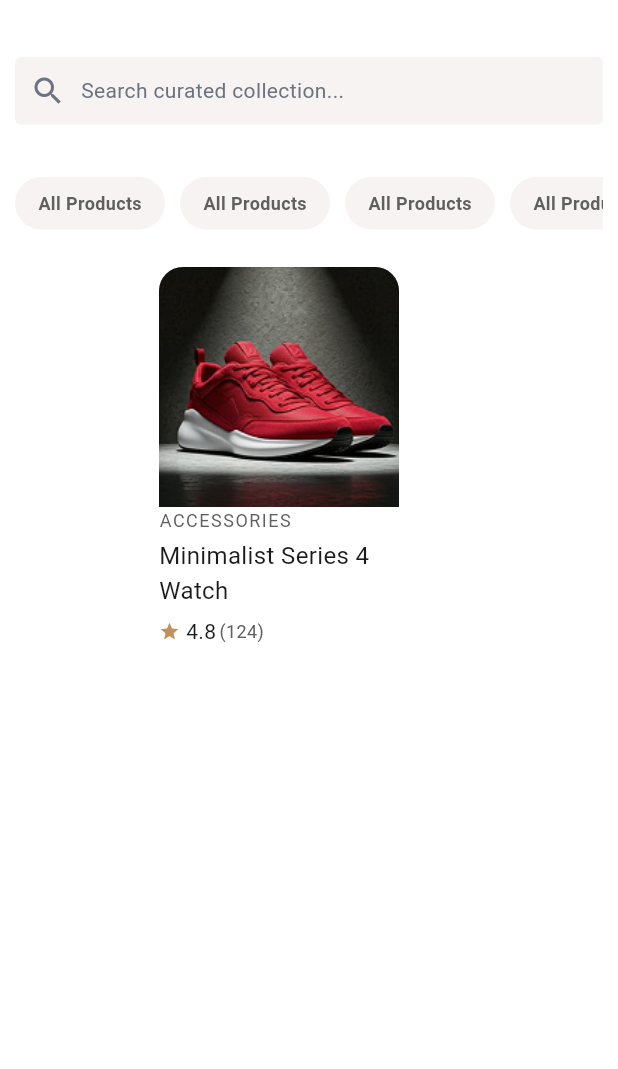
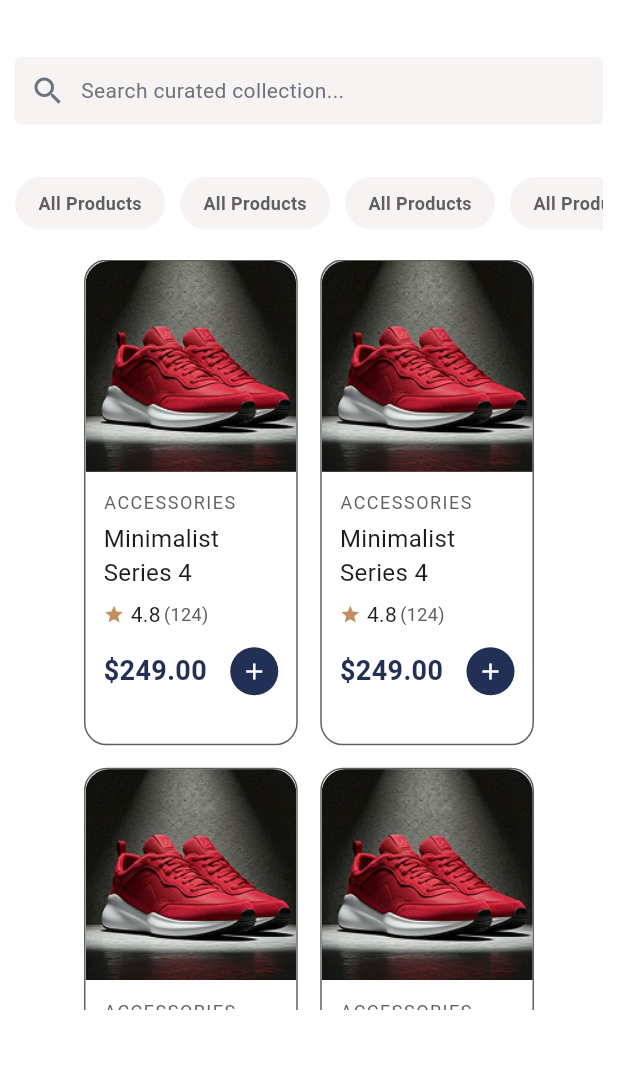
Before and after one commit to MufyDhaBeee/ecommerce_api, a Flutter app: the screen it shows after launch, on a phone screen of 412 x 824 dp, the part 57-1126 px from its top. Run offline on Flutter 3.47's test engine with Material 3 defaults, Android fonts, the phone set to English and light mode, and no system bars.

Commit message:
ecommerce ui design

```diff
--- a/lib/view/home.dart
+++ b/lib/view/home.dart
@@ -29,7 +29,8 @@ class _HomeState extends State<Home> {
           Icon(Icons.shopping_cart, color: Color.fromRGBO(10, 27, 62, 1)),
         ],
       ),
-      body: Column(
+      body: SingleChildScrollView(
+        child: Column(
           children: [
             SizedBox(height: 20),
             Padding(
@@ -89,32 +90,51 @@ class _HomeState extends State<Home> {
                 ),
               ),
             ),
-          SizedBox(height: 25),
-          Container(
-            width: 200,
+            SizedBox(height: 20),
+            //product list------------------------->>>
+            SizedBox(
+              width: 300,
+              height: 500,
+              child: GridView.builder(
+                itemCount: 10,
+                  gridDelegate: const SliverGridDelegateWithFixedCrossAxisCount(
+                    crossAxisCount: 2,       // Number of columns
+                    crossAxisSpacing: 15,  // Spacing between columns
+                    mainAxisSpacing: 15,   // Spacing between rows
+                    childAspectRatio: 110/250,   // Width-to-height ratio of cells
+                  ),
+                itemBuilder: (BuildContext context, int index) {
+                  return Container(
+                   height: 300,
+                    width: 100,
                     decoration: BoxDecoration(
                       color: Color.fromRGBO(255, 255, 255, 1),
-              borderRadius: BorderRadius.circular(16),
+                      borderRadius: BorderRadius.circular(15),
+                        border: Border.all(
+                          color: Color.fromRGBO(96, 96, 96, 1),
+                          width: 1.0,
+                        )
                     ),
                     child: Column(
                       crossAxisAlignment: CrossAxisAlignment.start,
                       children: [
                         //------------image----------------------------------------->>>
                         Container(
-                  height: 160,
                           decoration: BoxDecoration(
                             color: Colors.grey,
                             borderRadius: BorderRadius.only(
-                      topRight: Radius.circular(16),
-                      topLeft: Radius.circular(16),
+                              topRight: Radius.circular(15),
+                              topLeft: Radius.circular(15),
                             ),
                           ),
                           child: ClipRRect(
                             borderRadius: BorderRadius.only(topLeft: Radius.circular(16), topRight: Radius.circular(16)),
-                      child: Image.asset('assets/images/Sport Shoes.jpg', fit: BoxFit.cover,)),
+                              child: Image.asset('assets/images/Sport Shoes.jpg', fit: BoxFit.fitWidth,)),
                         ),
                         //-------Desciption Section---------------------->>>
-                Column(
+                        Padding(
+                          padding: const EdgeInsets.all(12.0),
+                          child: Column(
                             crossAxisAlignment: CrossAxisAlignment.start,
                             children: [
                               Text('ACCESSORIES', style: TextStyle(
@@ -150,17 +170,46 @@ class _HomeState extends State<Home> {
                                 ],
                               ),
                               SizedBox(height: 12,),
-                    //----write here-----
+                              Row(
+                                mainAxisAlignment: MainAxisAlignment.spaceBetween,
+                                children: [
+                                  Text("\$249.00", style: TextStyle(
+                                    fontSize: 18,
+                                    fontWeight: FontWeight.bold,
+                                    color: Color.fromRGBO(33, 48, 84, 1),
 
-                  ],
+                                  ),),
+                                  Container(
+                                    padding: EdgeInsets.all(6),
+                                    height: 32,
+                                   width: 32,
+                                   decoration: BoxDecoration(
+                                     shape: BoxShape.circle,
+                                     color: Color.fromRGBO(33, 48, 84, 1),
+                                   ),
+                                    child: Icon(Icons.add, color: Color.fromRGBO(255, 255, 255, 1), size: 18,),
+
                                   )
 
                                 ],
+                              ),
+                              SizedBox(height: 20,),
+
+
+                            ],
+                          ),
+                        )
+
+                      ],
+                    ),
+                  );
+                }
               ),
             ),
 
           ],
         ),
+      ),
     );
   }
 }
```
Lines whose indentation alone changed are shown as unchanged.
